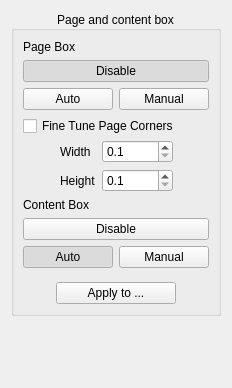
This is src/core/filters/select_content/OptionsWidget.ui in 2ndmax/scantailor-ocr as Qt 5 draws it before an edit. The edited form follows.
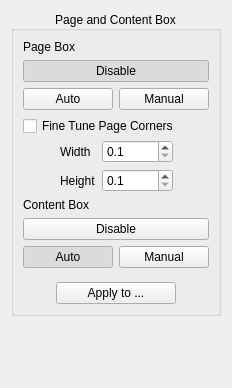
This is the edited form. Custom widgets are drawn as their Qt base class.

What changed in the file:
```diff
--- a/src/core/filters/select_content/OptionsWidget.ui
+++ b/src/core/filters/select_content/OptionsWidget.ui
@@ -20,7 +20,7 @@
       <string>If content is cropped incorrectly, check the Split Pages step: with columns, a split line set by hand and applied to other pages often works better.</string>
      </property>
      <property name="title">
-      <string>Page and content box</string>
+      <string>Page and Content Box</string>
      </property>
      <property name="alignment">
       <set>Qt::AlignCenter</set>
```
